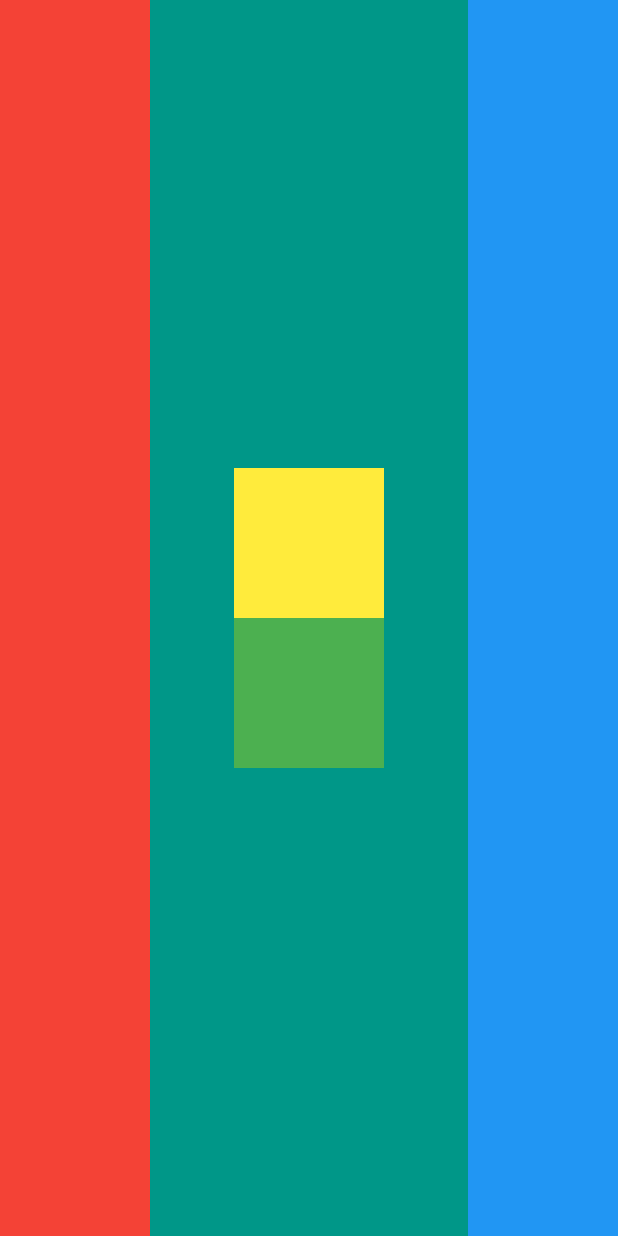
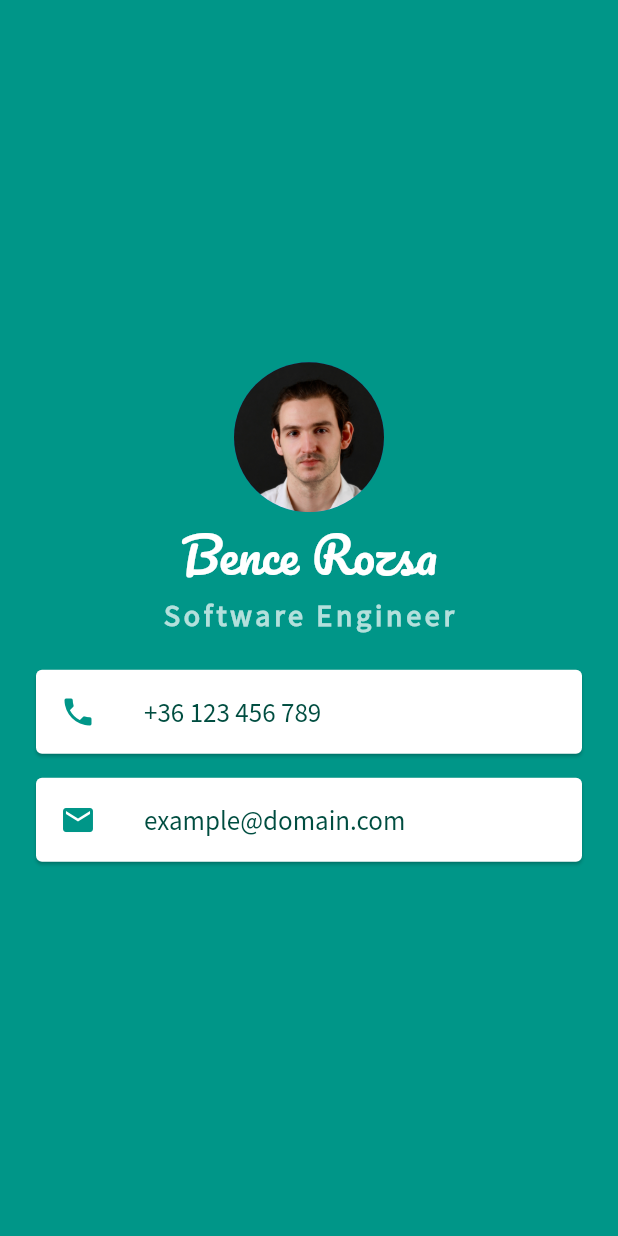
Before and after one commit to robence/mi_card_flutter, a Flutter app: the screen it shows after launch, on a phone screen of 412 x 824 dp. Run offline on Flutter 3.47's test engine with Material 2 defaults, Android fonts, the phone set to English and light mode, and no system bars.

Commit message:
style business card

```diff
--- a/lib/main.dart
+++ b/lib/main.dart
@@ -15,32 +15,74 @@ class MyApp extends StatelessWidget {
       home: Scaffold(
         backgroundColor: Colors.teal,
         body: SafeArea(
-          child: Row(
-            mainAxisAlignment: MainAxisAlignment.spaceBetween,
-            crossAxisAlignment: CrossAxisAlignment.stretch,
+          child: Column(
+            mainAxisAlignment: MainAxisAlignment.center,
             children: [
-              Container(
-                color: Colors.red,
-                width: 100.0,
-              ),
-              Column(
+              Row(
                 mainAxisAlignment: MainAxisAlignment.center,
-                children: [
-                  Container(
-                    width: 100.0,
-                    height: 100.0,
-                    color: Colors.yellow,
-                  ),
-                  Container(
-                    width: 100.0,
-                    height: 100.0,
-                    color: Colors.green,
+                children: const [
+                  CircleAvatar(
+                    radius: 50,
+                    backgroundImage: AssetImage('images/Portrait_2.jpg'),
                   ),
                 ],
               ),
-              Container(
-                width: 100.0,
-                color: Colors.blue,
+              const Text(
+                'Bence Rozsa',
+                style: TextStyle(
+                  color: Colors.white,
+                  fontSize: 32,
+                  fontFamily: 'Pacifico',
+                ),
+              ),
+              const Text(
+                'Software Engineer',
+                style: TextStyle(
+                  color: Colors.white70,
+                  fontSize: 20,
+                  fontFamily: 'Source Sans Pro',
+                  fontWeight: FontWeight.bold,
+                  letterSpacing: 2.5,
+                ),
+              ),
+              const SizedBox(
+                height: 16.0,
+              ),
+              Card(
+                margin:
+                    const EdgeInsets.symmetric(vertical: 8.0, horizontal: 24.0),
+                child: ListTile(
+                  leading: const Icon(
+                    Icons.phone,
+                    color: Colors.teal,
+                  ),
+                  title: Text(
+                    '+36 123 456 789',
+                    style: TextStyle(
+                      color: Colors.teal[900],
+                      fontFamily: 'Source Sans Pro',
+                      fontSize: 18,
+                    ),
+                  ),
+                ),
+              ),
+              Card(
+                margin:
+                    const EdgeInsets.symmetric(vertical: 8.0, horizontal: 24.0),
+                child: ListTile(
+                  leading: const Icon(
+                    Icons.email,
+                    color: Colors.teal,
+                  ),
+                  title: Text(
+                    'example@domain.com',
+                    style: TextStyle(
+                      color: Colors.teal[900],
+                      fontFamily: 'Source Sans Pro',
+                      fontSize: 18,
+                    ),
+                  ),
+                ),
               ),
             ],
           ),
```
Also changed, not shown: pubspec.yaml (+10 -63 lines), fonts/Pacifico-Regular.ttf (added), fonts/SourceSansPro-Regular.ttf (added), images/Portrait_2.jpg (added).
